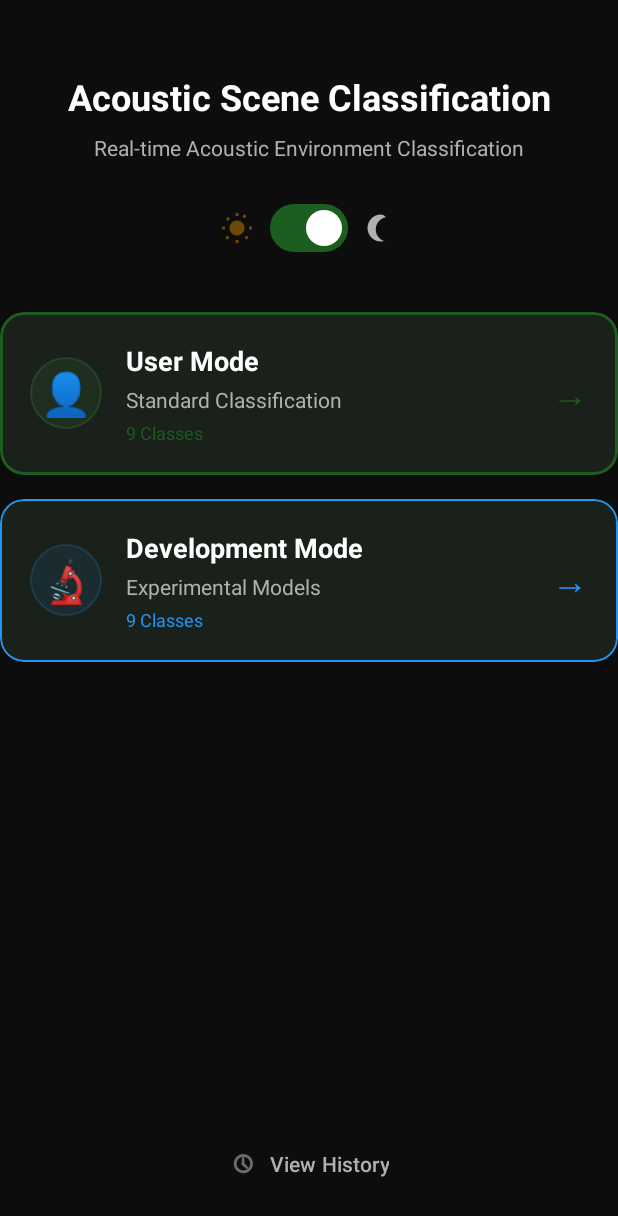
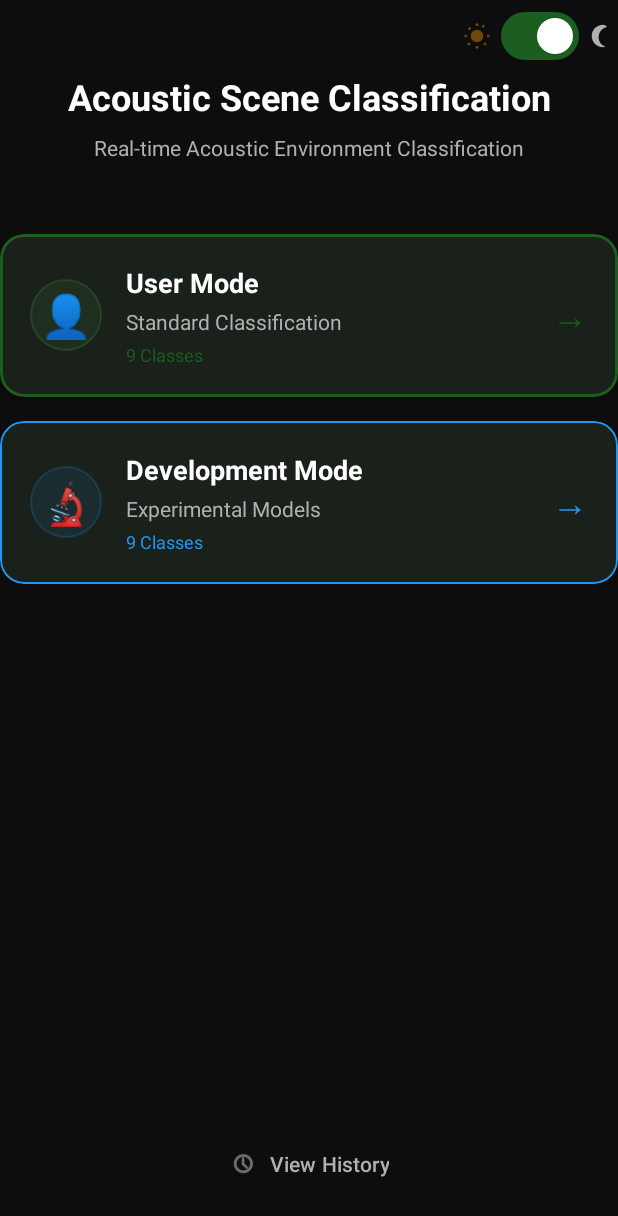
Before and after one commit to Paraa007/acoustic-scene-classification-android, an Android app: the screen it shows after launch (WelcomeActivity), on a phone screen of 412 x 824 dp. Shown: the top 1216 px of the screen. Run offline under Robolectric (Android 15) with nearby library versions, the phone set to English and light mode, and no system bars.

Commit message:
Move theme toggle to top-right corner of WelcomeActivity
https://claude.ai/code/session_01N7fSxhdtvbeeJiFWTQ4hvV

```diff
--- a/app/src/main/res/layout/activity_welcome.xml
+++ b/app/src/main/res/layout/activity_welcome.xml
@@ -6,6 +6,42 @@
     android:layout_height="match_parent"
     android:background="@color/background_dark"
     android:padding="24dp">
+
+    <!-- Theme Toggle (top-right) -->
+    <LinearLayout
+        android:id="@+id/themeToggleContainer"
+        android:layout_width="wrap_content"
+        android:layout_height="wrap_content"
+        android:orientation="horizontal"
+        android:gravity="center_vertical"
+        app:layout_constraintTop_toTopOf="parent"
+        app:layout_constraintEnd_toEndOf="parent">
+
+        <!-- Sun Icon (Light Mode) -->
+        <ImageView
+            android:id="@+id/iconLightMode"
+            android:layout_width="20dp"
+            android:layout_height="20dp"
+            android:src="@drawable/ic_light_mode"
+            android:layout_marginEnd="6dp"
+            android:contentDescription="@string/light_mode" />
+
+        <!-- Theme Switch -->
+        <com.google.android.material.materialswitch.MaterialSwitch
+            android:id="@+id/themeSwitch"
+            android:layout_width="wrap_content"
+            android:layout_height="wrap_content" />
+
+        <!-- Moon Icon (Dark Mode) -->
+        <ImageView
+            android:id="@+id/iconDarkMode"
+            android:layout_width="20dp"
+            android:layout_height="20dp"
+            android:src="@drawable/ic_dark_mode"
+            android:layout_marginStart="6dp"
+            android:contentDescription="@string/dark_mode" />
+
+    </LinearLayout>
 
     <!-- App Title -->
     <TextView
@@ -34,52 +70,14 @@
         app:layout_constraintStart_toStartOf="parent"
         app:layout_constraintEnd_toEndOf="parent" />
 
-    <!-- Theme Toggle Row -->
-    <LinearLayout
-        android:id="@+id/themeToggleContainer"
-        android:layout_width="wrap_content"
-        android:layout_height="wrap_content"
-        android:orientation="horizontal"
-        android:gravity="center_vertical"
-        android:layout_marginTop="20dp"
-        app:layout_constraintTop_toBottomOf="@+id/appSubtitle"
-        app:layout_constraintStart_toStartOf="parent"
-        app:layout_constraintEnd_toEndOf="parent">
-
-        <!-- Sun Icon (Light Mode) -->
-        <ImageView
-            android:id="@+id/iconLightMode"
-            android:layout_width="24dp"
-            android:layout_height="24dp"
-            android:src="@drawable/ic_light_mode"
-            android:layout_marginEnd="10dp"
-            android:contentDescription="@string/light_mode" />
-
-        <!-- Theme Switch -->
-        <com.google.android.material.materialswitch.MaterialSwitch
-            android:id="@+id/themeSwitch"
-            android:layout_width="wrap_content"
-            android:layout_height="wrap_content" />
-
-        <!-- Moon Icon (Dark Mode) -->
-        <ImageView
-            android:id="@+id/iconDarkMode"
-            android:layout_width="24dp"
-            android:layout_height="24dp"
-            android:src="@drawable/ic_dark_mode"
-            android:layout_marginStart="10dp"
-            android:contentDescription="@string/dark_mode" />
-
-    </LinearLayout>
-
     <!-- Mode Selection Cards Container -->
     <LinearLayout
         android:id="@+id/modeCardsContainer"
         android:layout_width="match_parent"
         android:layout_height="wrap_content"
         android:orientation="vertical"
-        android:layout_marginTop="32dp"
-        app:layout_constraintTop_toBottomOf="@+id/themeToggleContainer"
+        android:layout_marginTop="48dp"
+        app:layout_constraintTop_toBottomOf="@+id/appSubtitle"
         app:layout_constraintStart_toStartOf="parent"
         app:layout_constraintEnd_toEndOf="parent">
 
```
